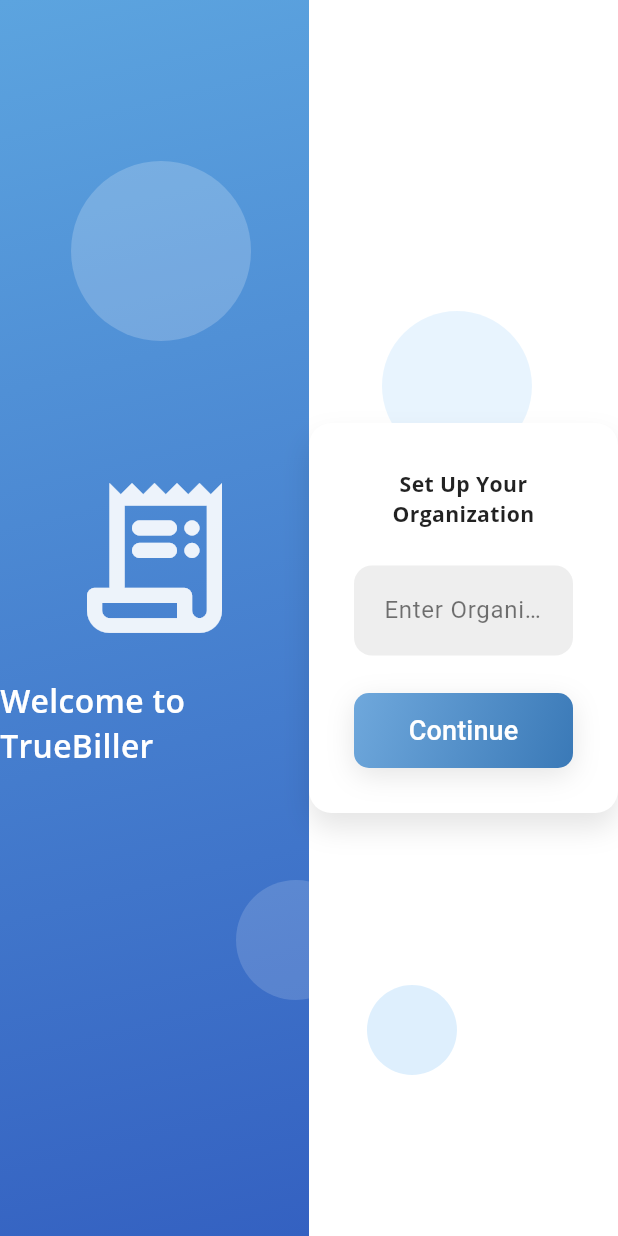
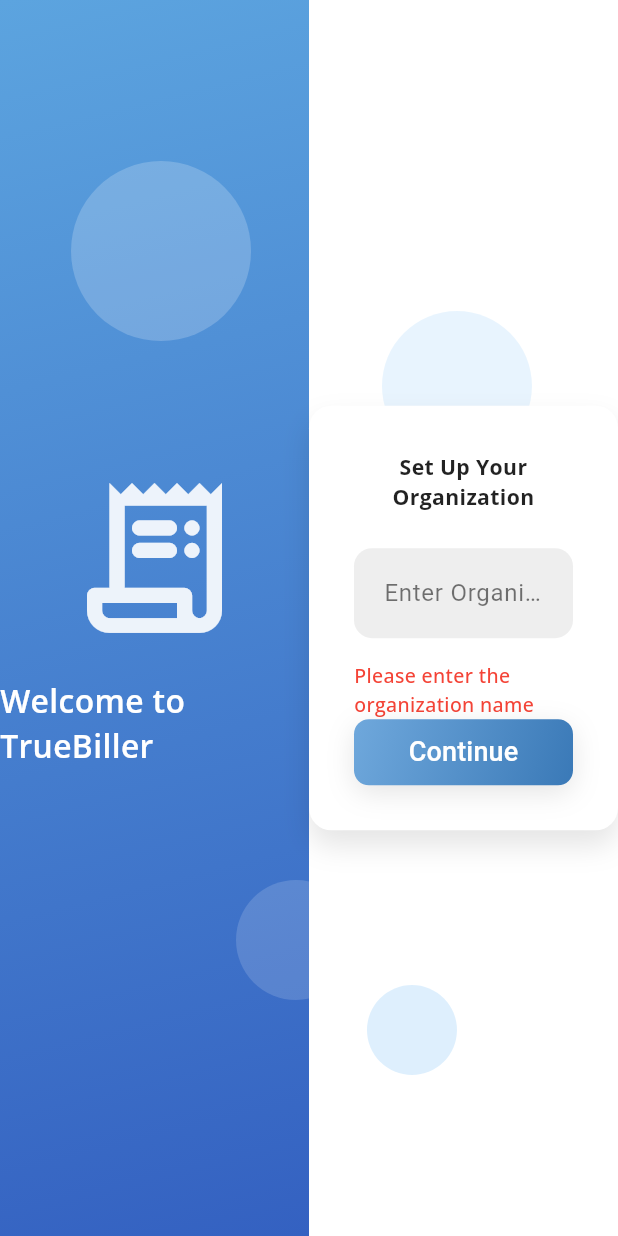
Before and after one commit to AswinAzikar/truebiller, a Flutter app: the screen it shows after launch, after a tap on "Continue", on a phone screen of 412 x 824 dp. Run offline on Flutter 3.47's test engine with Material 3 defaults, Android fonts, the phone set to English and light mode, and no system bars; drawn by our look-alikes of animated_text_kit; our stand-ins replace gap, get, logger, shared_preferences.

Commit message:
"Updated AppTextStyles, added logger and shared_preferences dependencies, and modified LandingPage widget"

```diff
--- a/lib/constants/constants.dart
+++ b/lib/constants/constants.dart
@@ -1,6 +1,7 @@
 import 'package:flutter/material.dart';
 import 'package:gap/gap.dart';
 import 'package:intl/intl.dart';
+import 'package:logger/logger.dart';
 
 const double padding = 8;
 const double paddingLarge = 16;
@@ -23,3 +24,15 @@
 Color textColor = const Color(0xffB6B6B6);
 
 Color buttonGreen = const Color(0xff37AD54);
+
+List<Color> buttonGradient = [const Color(0xFF6FA8DC), const Color(0xFF3A79B7)];
+
+List<BoxShadow> shadows = [
+  BoxShadow(
+    color: Colors.black.withOpacity(0.1),
+    blurRadius: 15,
+    offset: const Offset(0, 5),
+  ),
+];
+
+Logger logger = Logger();
--- a/lib/view/landing_page/landing_page.dart
+++ b/lib/view/landing_page/landing_page.dart
@@ -1,6 +1,10 @@
 import 'package:animated_text_kit/animated_text_kit.dart';
 import 'package:flutter/material.dart';
+import 'package:shared_preferences/shared_preferences.dart';
 import 'package:truebiller/Themes/app_text_theme.dart';
+import 'package:truebiller/constants/constants.dart';
+import 'package:truebiller/main.dart';
+import 'package:truebiller/utils/size_utils.dart';
 
 class LandingPage extends StatefulWidget {
   const LandingPage({super.key});
@@ -12,6 +16,8 @@
 class _LandingPageState extends State<LandingPage>
     with SingleTickerProviderStateMixin {
   late AnimationController _controller;
+  final TextEditingController organizationController = TextEditingController();
+  bool _orgEmpty = false;
 
   @override
   void initState() {
@@ -26,7 +32,25 @@
   @override
   void dispose() {
     _controller.dispose();
+    organizationController.dispose();
     super.dispose();
+  }
+
+  void _validateInput() async {
+    if (organizationController.text.trim().isEmpty) {
+      setState(() {
+        _orgEmpty = true;
+      });
+    } else {
+      setState(() {
+        _orgEmpty = false;
+      });
+      SharedPreferences  prefs = await SharedPreferences.getInstance();
+      await prefs.setString('orgName', organizationController.text.trim());
+
+
+
+    }
   }
 
   @override
@@ -89,9 +113,7 @@
             flex: 1,
             child: Stack(
               children: [
-                Container(
-                  color: Colors.white,
-                ),
+                Container(color: Colors.white),
                 _buildMovingBubble(
                     top: 200,
                     right: 50,
@@ -130,7 +152,11 @@
                           textAlign: TextAlign.center,
                         ),
                         const SizedBox(height: 25),
-                        TextField(
+                        TextFormField(
+                          onTap: () => setState(() {
+                            _orgEmpty = false;
+                          }),
+                          controller: organizationController,
                           decoration: InputDecoration(
                             filled: true,
                             fillColor: Colors.grey[200],
@@ -141,41 +167,41 @@
                             hintText: "Enter Organization Name",
                             hintStyle: const TextStyle(color: Colors.black54),
                             contentPadding: const EdgeInsets.symmetric(
-                              vertical: 18,
-                              horizontal: 16,
-                            ),
+                                vertical: 18, horizontal: 16),
                           ),
                         ),
-                        const SizedBox(height: 25),
+                        const SizedBox(height: paddingLarge),
+                        if (_orgEmpty)
+                          Text(
+                            "Please enter the organization name",
+                            style: context.openSansBold16.copyWith(
+                                fontSize: 13,
+                                color: Colors.red,
+                                fontWeight: FontWeight.w500),
+                          ),
                         MouseRegion(
                           cursor: SystemMouseCursors.click,
                           child: AnimatedContainer(
                             duration: const Duration(milliseconds: 200),
                             curve: Curves.easeIn,
                             width: double.infinity,
-                            height: 50,
+                            height: 50.fSize,
                             decoration: BoxDecoration(
-                              gradient: const LinearGradient(
-                                colors: [Color(0xFF6FA8DC), Color(0xFF3A79B7)],
+                              gradient: LinearGradient(
+                                colors: buttonGradient,
                                 begin: Alignment.topLeft,
                                 end: Alignment.bottomRight,
                               ),
                               borderRadius: BorderRadius.circular(10),
-                              boxShadow: [
-                                BoxShadow(
-                                  color: Colors.black.withOpacity(0.1),
-                                  blurRadius: 15,
-                                  offset: const Offset(0, 5),
-                                ),
-                              ],
+                              boxShadow: shadows,
                             ),
                             child: ElevatedButton(
+                              onPressed: _validateInput,
                               style: ElevatedButton.styleFrom(
                                 elevation: 0,
                                 backgroundColor: Colors.transparent,
                                 shadowColor: Colors.transparent,
                               ),
-                              onPressed: () {},
                               child: const Text(
                                 "Continue",
                                 style: TextStyle(
@@ -198,13 +224,14 @@
     );
   }
 
-  Widget _buildMovingBubble(
-      {double? top,
-      double? bottom,
-      double? left,
-      double? right,
-      required double size,
-      required Color color}) {
+  Widget _buildMovingBubble({
+    double? top,
+    double? bottom,
+    double? left,
+    double? right,
+    required double size,
+    required Color color,
+  }) {
     return AnimatedBuilder(
       animation: _controller,
       builder: (context, child) {
--- a/pubspec.yaml
+++ b/pubspec.yaml
@@ -20,6 +20,8 @@
   intl: ^0.19.0
   get: ^4.6.6
   animated_text_kit: ^4.2.2
+  logger: ^2.4.0
+  shared_preferences: ^2.3.2
 
 dev_dependencies:
   flutter_test:
```
Also changed, not shown: lib/Themes/app_text_theme.dart (+6 -6 lines), pubspec.lock, 1 other file.
